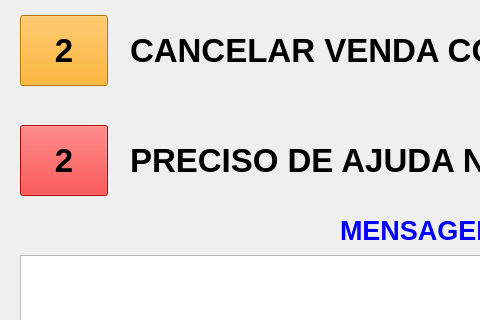
The window that client/view/telaSistema.ui (WalterSilva5/botao-de-emergencia-caixa) describes before a commit, drawn with Qt 5; both pictures show x 0 to 480 and y 105 to 425 of the 800 by 600 pixel window.
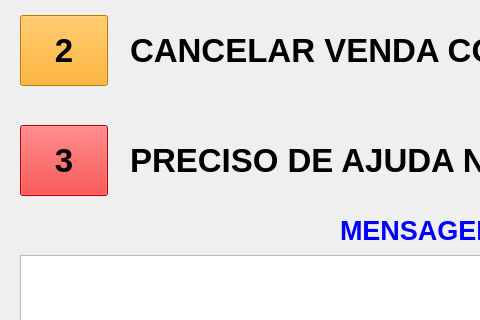
The same window after the commit.

Commit message: tela cliente criada

What changed in the file:
```diff
--- a/client/view/telaSistema.ui
+++ b/client/view/telaSistema.ui
@@ -159,7 +159,7 @@
      <string notr="true">background-color: red;</string>
     </property>
     <property name="text">
-     <string>2</string>
+     <string>3</string>
     </property>
    </widget>
    <widget class="QLabel" name="label_4">
```
Left out of the diff: 23 changed lines with no effect on the pictures. The commit also changes 6 other files.
